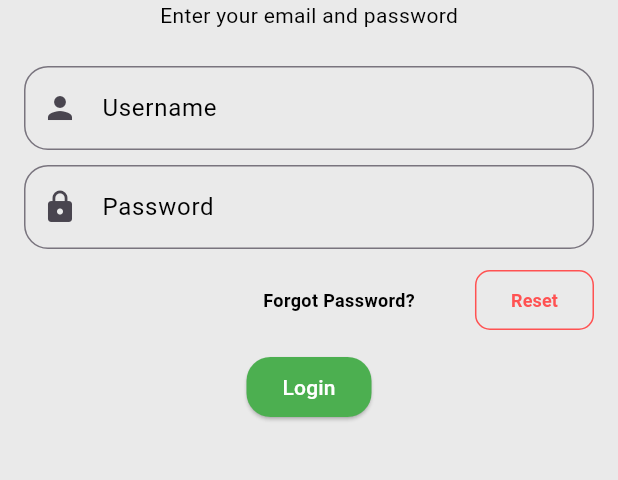
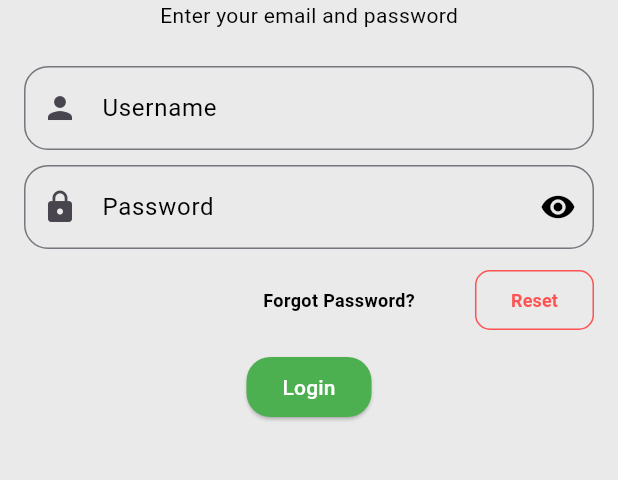
Before and after one commit to Aurits/webmail_v3, a Flutter app: the screen it shows after launch, on a phone screen of 412 x 824 dp, the part 447-927 px from its top. Run offline on Flutter 3.47's test engine with Material 3 defaults, Android fonts, the phone set to English and light mode, and no system bars; drawn by our look-alikes of flutter_form_builder; our stand-ins replace dio, flutter_widget_from_html, form_builder_validators, settings_ui, sqflite; accounts and stored records are empty.

Commit message:
Dec 1, 2023, 12:52 PM

```diff
--- a/lib/pages/onboarding/login_page.dart
+++ b/lib/pages/onboarding/login_page.dart
@@ -25,6 +25,7 @@ class _LoginPageState extends State<LoginPage> {
   final _formKey = GlobalKey<FormBuilderState>();
   @override
   Widget build(BuildContext context) {
+    var obscureText = true;
     return Scaffold(
       appBar: AppBar(
         backgroundColor: Colors.white,
@@ -98,10 +99,24 @@ class _LoginPageState extends State<LoginPage> {
                         ]),
                         onChanged: (value) => user.password = value.toString(),
                         obscureText:
-                            true, // Set this property to true to hide the password
-                        decoration: const InputDecoration(
+                            obscureText, // Use a boolean variable to toggle visibility
+                        decoration: InputDecoration(
                           labelText: 'Password',
                           prefixIcon: Icon(Icons.lock),
+                          suffixIcon: IconButton(
+                            icon: Icon(
+                              obscureText
+                                  ? Icons.visibility
+                                  : Icons.visibility_off,
+                              color: Colors.black,
+                            ),
+                            onPressed: () {
+                              setState(() {
+                                obscureText =
+                                    !obscureText; // Toggle the visibility
+                              });
+                            },
+                          ),
                           labelStyle: TextStyle(color: Colors.black),
                           border: OutlineInputBorder(
                             borderRadius:
```
